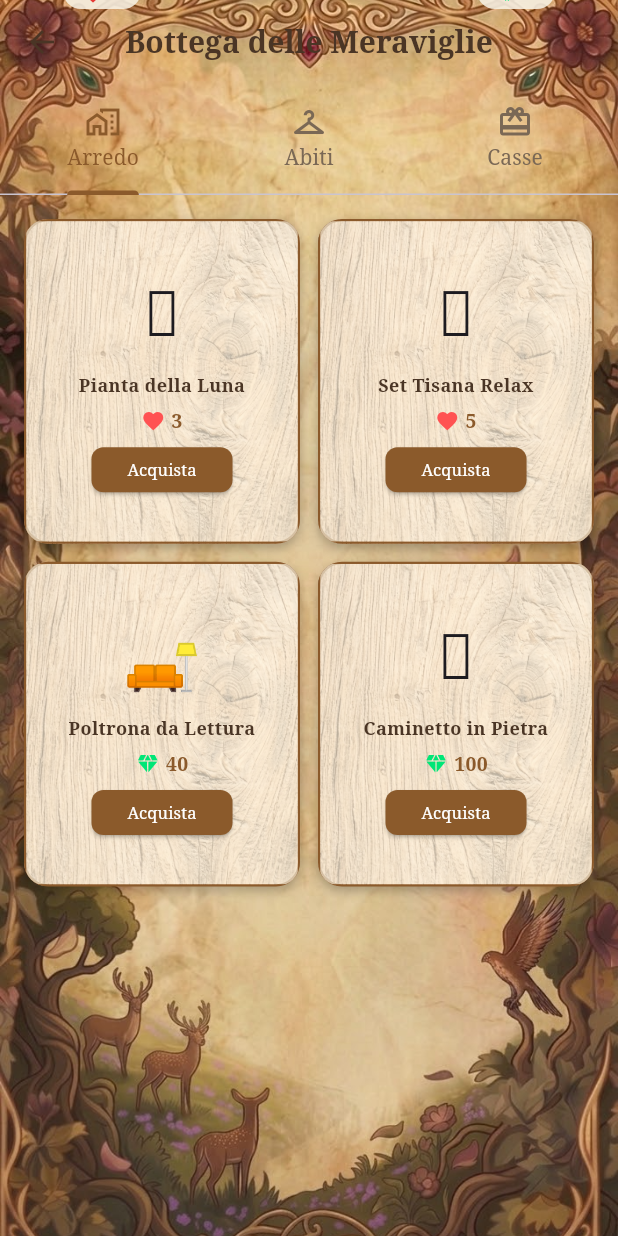
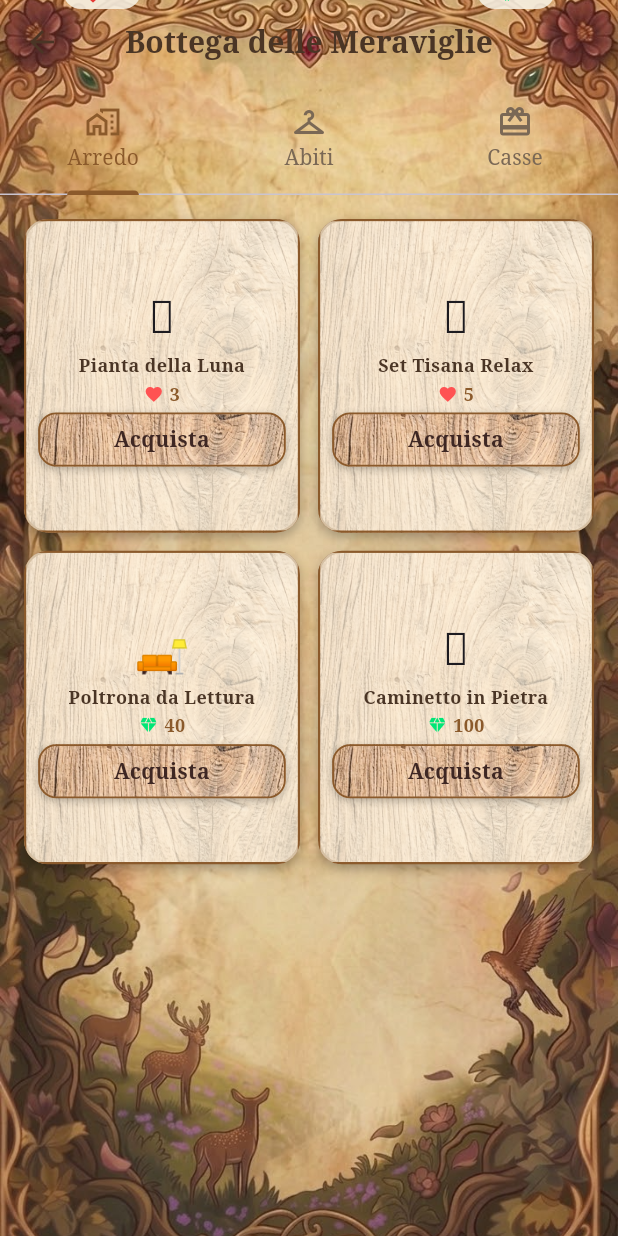
Before and after one commit to bozzochet/RipartoDaMe, a Flutter app: the ShopScreen screen opened directly, on a phone screen of 412 x 824 dp. Run offline on Flutter 3.47's test engine with Material 3 defaults, Android fonts, the phone set to English and light mode, and no system bars; our stand-ins replace audioplayers, fl_chart, flutter_dotenv, hive_flutter, image_picker, shared_preferences; missing offline and left inert: gal; accounts and stored records are empty.

Commit message:
migliorie grafiche

```diff
--- a/lib/screens/shop_screen.dart
+++ b/lib/screens/shop_screen.dart
@@ -66,7 +66,7 @@ class _ShopScreenState extends State<ShopScreen> with SingleTickerProviderStateM
       title: 'Poltrona da Lettura',
       category: 'casa',
       room: 'salone',
-      icon: '🛋️',
+      icon: '🛋',
       price: 40,
       currency: CurrencyType.rupees,
     ),
@@ -121,7 +121,15 @@ class _ShopScreenState extends State<ShopScreen> with SingleTickerProviderStateM
   void initState() {
     super.initState();
     _user = _storageService.getUser();
-    _tabController = TabController(length: 3, vsync: this); // Portato a 3 per includere le Casse
+    _tabController = TabController(length: 3, vsync: this);
+  }
+
+  @override
+  void didChangeDependencies() {
+    super.didChangeDependencies();
+    setState(() {
+        _user = _storageService.getUser();
+    });
   }
 
   void _buyItem(ShopItem item) async {
@@ -170,49 +178,54 @@ class _ShopScreenState extends State<ShopScreen> with SingleTickerProviderStateM
 
     if (success) {
       setState(() {
-        _user = _storageService.getUser(); // Aggiorna lo stato locale dell'utente
+        _user = _storageService.getUser();
       });
 
       showDialog(
         context: context,
         barrierDismissible: false,
         builder: (context) {
-          return AlertDialog(
-            backgroundColor: const Color(0xFFFDF6E3),
-            shape: RoundedRectangleBorder(
-              borderRadius: BorderRadius.circular(16),
-              side: const BorderSide(color: AppColors.woodAccent, width: 2),
-            ),
-            title: const Text(
+          return Dialog(
+            backgroundColor: Colors.transparent,
+            child: CozyWoodCard(
+              child: Padding(
+                padding: const EdgeInsets.all(8.0),
+                child: Column(
+                  mainAxisSize: MainAxisSize.min,
+                  children: [
+                    const Text(
                       '✨ Tesoro Sbloccato! ✨',
                       textAlign: TextAlign.center,
-              style: TextStyle(fontFamily: 'Serif', fontWeight: FontWeight.bold, color: AppColors.textPrimary),
+                      style: TextStyle(
+                        fontFamily: 'Serif',
+                        fontWeight: FontWeight.bold,
+                        fontSize: 18,
+                        color: AppColors.textPrimary,
                       ),
-            content: Column(
-              mainAxisSize: MainAxisSize.min,
-              children: const [
-                Icon(Icons.auto_awesome, size: 56, color: Colors.amber),
-                SizedBox(height: 12),
-                Text(
+                    ),
+                    const SizedBox(height: 12),
+                    const Icon(
+                      Icons.auto_awesome,
+                      size: 56,
+                      color: Colors.amber,
+                    ),
+                    const SizedBox(height: 12),
+                    const Text(
                       'La cassa si è aperta rivelando un abito o un arredo a sorpresa per la tua collezione!',
                       textAlign: TextAlign.center,
                       style: TextStyle(fontSize: 13, color: AppColors.textSecondary),
                     ),
-              ],
-            ),
-            actions: [
+                    const SizedBox(height: 20),
                     Center(
-                child: ElevatedButton(
-                  style: ElevatedButton.styleFrom(
-                    backgroundColor: AppColors.woodAccent,
-                    foregroundColor: Colors.white,
-                    shape: RoundedRectangleBorder(borderRadius: BorderRadius.circular(8)),
-                  ),
+                      child: CozyButton(
+                        text: 'Evviva! 🎉',
                         onPressed: () => Navigator.pop(context),
-                  child: const Text('Evviva! 🎉'),
                       ),
                     ),
                   ],
+                ),
+              ),
+            ),
           );
         },
       );
@@ -253,7 +266,7 @@ class _ShopScreenState extends State<ShopScreen> with SingleTickerProviderStateM
             tabs: const [
               Tab(icon: Icon(Icons.home_work_outlined), text: 'Arredo'),
               Tab(icon: Icon(Icons.checkroom_outlined), text: 'Abiti'),
-              Tab(icon: Icon(Icons.card_giftcard), text: 'Casse'), // <--- Nuova Tab Casse
+              Tab(icon: Icon(Icons.card_giftcard), text: 'Casse'),
             ],
           ),
         ),
@@ -265,11 +278,11 @@ class _ShopScreenState extends State<ShopScreen> with SingleTickerProviderStateM
                 children: [
                   _buildShopGrid('casa'),
                   _buildShopGrid('vestiti'),
-                  _buildChestSection(), // <--- Vista dedicata alle casse
+                  _buildChestSection(),
                 ],
               ),
             ),
-            // Contatore rupie in alto a destra (stile Home)
+            // Contatore rupie in alto a destra
             Positioned(
               top: MediaQuery.of(context).padding.top - 18,
               right: 42.0,
@@ -291,7 +304,7 @@ class _ShopScreenState extends State<ShopScreen> with SingleTickerProviderStateM
                 ),
               ),
             ),
-            // Contatore cuori in alto a sinistra (stile Home)
+            // Contatore cuori in alto a sinistra
             Positioned(
               top: MediaQuery.of(context).padding.top - 18,
               left: 42.0,
@@ -328,35 +341,38 @@ class _ShopScreenState extends State<ShopScreen> with SingleTickerProviderStateM
         crossAxisCount: 2,
         crossAxisSpacing: 12,
         mainAxisSpacing: 12,
-        childAspectRatio: 0.85,
+        childAspectRatio: 0.88, // Ottimizzato per ridurre lo spazio verticale in eccesso
       ),
       itemCount: items.length,
       itemBuilder: (context, index) {
         final item = items[index];
 
         return CozyWoodCard(
-          padding: const EdgeInsets.all(12),
+          padding: const EdgeInsets.symmetric(horizontal: 8, vertical: 4), // Padding interno super compatto per eliminare spazi vuoti
           child: Column(
             mainAxisAlignment: MainAxisAlignment.center,
+            mainAxisSize: MainAxisSize.min,
             children: [
-              Text(item.icon, style: const TextStyle(fontSize: 42)),
-              const SizedBox(height: 8),
+              Text(item.icon, style: const TextStyle(fontSize: 30)),
+              const SizedBox(height: 2),
               Text(
                 item.title,
                 textAlign: TextAlign.center,
+                maxLines: 1,
+                overflow: TextOverflow.ellipsis,
                 style: const TextStyle(
                   fontWeight: FontWeight.bold,
                   fontSize: 12,
                   color: AppColors.textPrimary,
                 ),
               ),
-              const SizedBox(height: 6),
+              const SizedBox(height: 2),
               Row(
                 mainAxisAlignment: MainAxisAlignment.center,
                 children: [
                   Icon(
                     item.currency == CurrencyType.rupees ? Icons.diamond : Icons.favorite,
-                    size: 16,
+                    size: 13,
                     color: item.currency == CurrencyType.rupees ? const Color(0xFF00E676) : Colors.redAccent,
                   ),
                   const SizedBox(width: 4),
@@ -364,25 +380,39 @@ class _ShopScreenState extends State<ShopScreen> with SingleTickerProviderStateM
                     '${item.price}',
                     style: const TextStyle(
                       fontWeight: FontWeight.bold,
-                      fontSize: 13,
+                      fontSize: 12,
                       color: AppColors.woodAccent,
                     ),
                   ),
                 ],
               ),
-              const SizedBox(height: 8),
-              SizedBox(
-                height: 30,
-                child: ElevatedButton(
-                  style: ElevatedButton.styleFrom(
-                    backgroundColor: item.isPurchased ? AppColors.textSecondary : AppColors.woodAccent,
-                    shape: RoundedRectangleBorder(borderRadius: BorderRadius.circular(8)),
+              const SizedBox(height: 4),
+              ConstrainedBox(
+                constraints: const BoxConstraints(
+                  minHeight: 18,
+                  maxHeight: 36,
                 ),
-                  onPressed: item.isPurchased ? null : () => _buyItem(item),
-                  child: Text(
-                    item.isPurchased ? 'Sbloccato' : 'Acquista',
-                    style: const TextStyle(fontSize: 11, color: Colors.white),
+                child: item.isPurchased
+                ? Container(
+                  alignment: Alignment.center,
+                  decoration: BoxDecoration(
+                    color: AppColors.woodAccent.withOpacity(0.2),
+                    borderRadius: BorderRadius.circular(8),
+                    border: Border.all(color: AppColors.woodAccent, width: 1),
                   ),
+                  child: const Text(
+                    'Sbloccato',
+                    style: TextStyle(
+                      fontSize: 11,
+                      fontWeight: FontWeight.bold,
+                      color: AppColors.woodAccent,
+                    ),
+                  ),
+                )
+                : CozyButton(
+                  verticalPadding: 4,
+                  text: 'Acquista',
+                  onPressed: () => _buyItem(item),
                 ),
               ),
             ],
@@ -392,16 +422,14 @@ class _ShopScreenState extends State<ShopScreen> with SingleTickerProviderStateM
     );
   }
 
-  // Widget per la sezione delle Casse Dorate all'interno della Bottega
+  // Sezione delle Casse Dorate
   Widget _buildChestSection() {
-    return Padding(
+    return SingleChildScrollView(
       padding: const EdgeInsets.all(16.0),
-      child: Column(
-        mainAxisAlignment: MainAxisAlignment.center,
-        children: [
-          CozyWoodCard(
+      child: CozyWoodCard(
         padding: const EdgeInsets.all(20),
         child: Column(
+          mainAxisSize: MainAxisSize.min,
           children: [
             const Text(
               '📦 Emporio delle Casse Dorate',
@@ -419,20 +447,11 @@ class _ShopScreenState extends State<ShopScreen> with SingleTickerProviderStateM
               style: TextStyle(fontSize: 13, color: AppColors.textSecondary),
             ),
             const SizedBox(height: 24),
-                Container(
-                  padding: const EdgeInsets.symmetric(horizontal: 16, vertical: 8),
-                  decoration: BoxDecoration(
-                    color: Colors.amber[100],
-                    borderRadius: BorderRadius.circular(20),
-                    border: Border.all(color: Colors.amber[700]!, width: 1.5),
-                  ),
-                  child: Text(
-                    'Casse disponibili: ${_user.goldenChests}',
-                    style: TextStyle(
-                      fontWeight: FontWeight.bold,
-                      fontSize: 15,
-                      color: Colors.amber[900],
-                    ),
+            SizedBox(
+              width: 220,
+              child: CozyButton(
+                text: 'Casse disponibili: ${_user.goldenChests}',
+                onPressed: () {}, // Pulsante puramente informativo o disattivabile all'occorrenza
               ),
             ),
             const SizedBox(height: 28),
@@ -477,8 +496,7 @@ class _ShopScreenState extends State<ShopScreen> with SingleTickerProviderStateM
           ],
         ),
       ),
-        ],
-      ),
     );
   }
+
 }
```
Also changed, not shown: lib/screens/cura_di_me_screen.dart (+161 -95 lines), lib/services/local_storage_service.dart (+7 -0 lines). Lines whose indentation alone changed are shown as unchanged.
